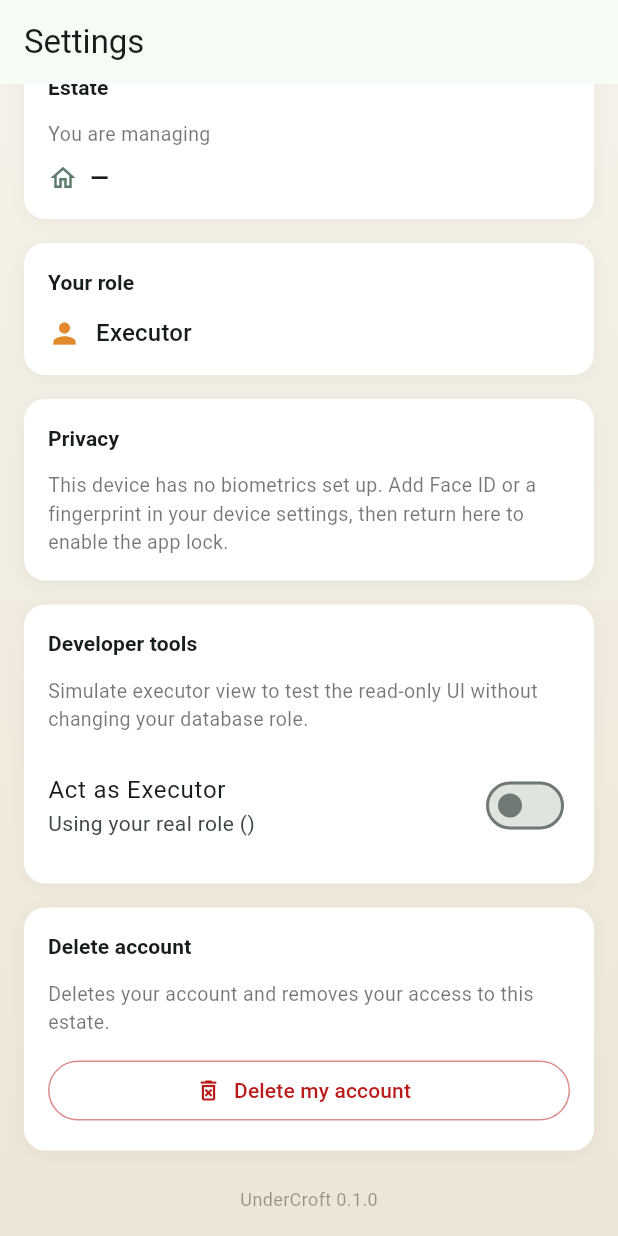
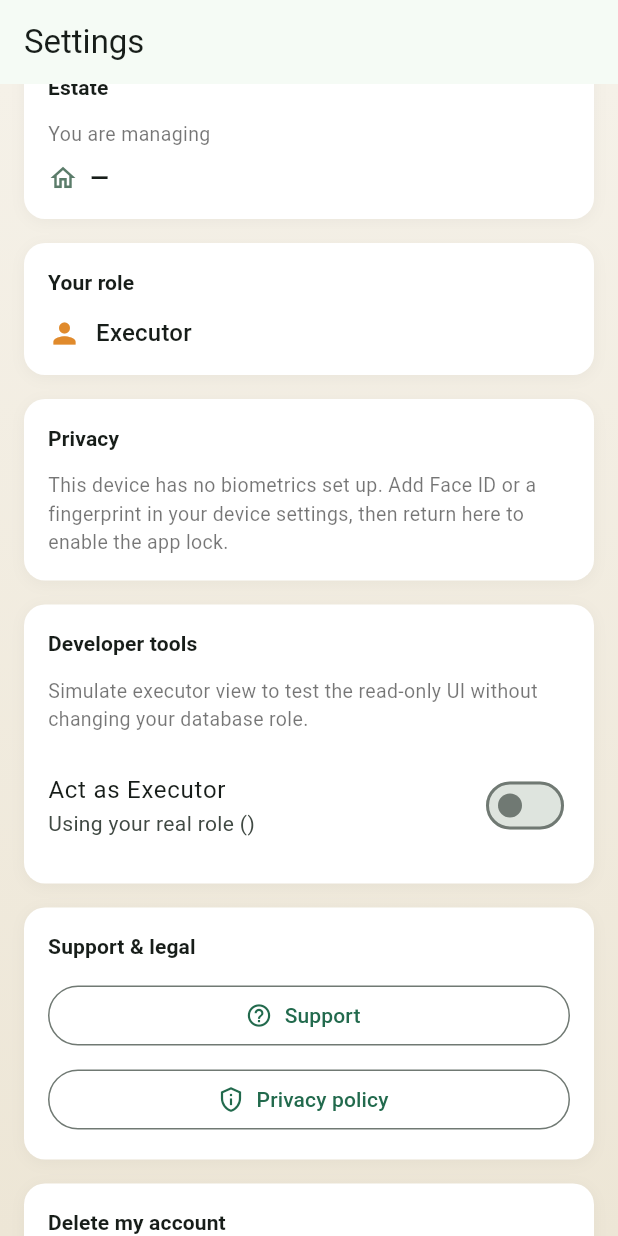
Before and after one commit to KierenPound/undercroft, a Flutter app: the SettingsView screen opened by its route, scrolled down 174 dp, on a phone screen of 412 x 824 dp. Run offline on Flutter 3.47's test engine with Material 3 defaults, Android fonts, the phone set to English and light mode, and no system bars; our stand-ins replace file_picker, flutter_riverpod, go_router, image_picker, local_auth, package_info_plus and 3 more; missing offline and left inert: pdfx; accounts and stored records are empty; network calls fail.

Commit message:
Wording change

```diff
--- a/lib/views/settings_view.dart
+++ b/lib/views/settings_view.dart
@@ -217,6 +217,23 @@ Estate Owner''';
     Clipboard.setData(ClipboardData(text: code));
     ScaffoldMessenger.of(context).showSnackBar(
       const SnackBar(content: Text('Invite code copied to clipboard')),
+    );
+  }
+
+  /// Opens a support or legal page in the device browser.
+  Future<void> _openExternal(String url) async {
+    var opened = false;
+    try {
+      opened = await launchUrl(
+        Uri.parse(url),
+        mode: LaunchMode.externalApplication,
+      );
+    } catch (_) {
+      opened = false;
+    }
+    if (opened || !mounted) return;
+    ScaffoldMessenger.of(context).showSnackBar(
+      const SnackBar(content: Text('Could not open the page in your browser')),
     );
   }
 
@@ -835,10 +852,45 @@ Estate Owner''';
 
             const SizedBox(height: 16),
 
+            // Both app stores expect the support and privacy pages to be
+            // reachable from inside the app, so they live here rather than
+            // only on the website.
+            _SectionCard(
+              title: 'Support & legal',
+              child: Column(
+                crossAxisAlignment: CrossAxisAlignment.start,
+                children: [
+                  SizedBox(
+                    width: double.infinity,
+                    child: OutlinedButton.icon(
+                      onPressed: () => _openExternal(
+                        'https://crabkingslair.com/support',
+                      ),
+                      icon: const Icon(Icons.help_outline, size: 18),
+                      label: const Text('Support'),
+                    ),
+                  ),
+                  const SizedBox(height: 8),
+                  SizedBox(
+                    width: double.infinity,
+                    child: OutlinedButton.icon(
+                      onPressed: () => _openExternal(
+                        'https://crabkingslair.com/privacy',
+                      ),
+                      icon: const Icon(Icons.privacy_tip_outlined, size: 18),
+                      label: const Text('Privacy policy'),
+                    ),
+                  ),
+                ],
+              ),
+            ),
+
+            const SizedBox(height: 16),
+
             // Required by both app stores: a signed-in user must be able to
             // delete their own account and data from inside the app.
             _SectionCard(
-              title: 'Delete account',
+              title: 'Delete my account',
               child: Column(
                 crossAxisAlignment: CrossAxisAlignment.start,
                 children: [
```
